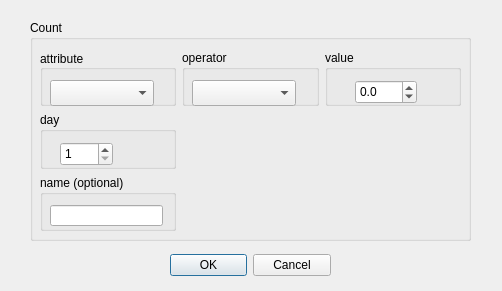
Above: psychsim/domains/groundtruth/explore_simulation/GUI/CountDialog.ui from pynadath/psychsim before the change. Below: the same form after it.
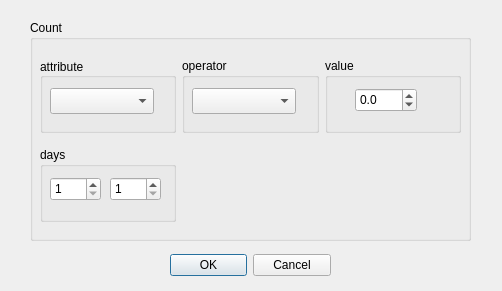
That is the form after the change.

Commit message: fixed count dialog

The edit to the form file:
```diff
--- a/psychsim/domains/groundtruth/explore_simulation/GUI/CountDialog.ui
+++ b/psychsim/domains/groundtruth/explore_simulation/GUI/CountDialog.ui
@@ -65,11 +65,37 @@
       <height>181</height>
      </rect>
     </property>
-    <layout class="QGridLayout" name="gridLayout" rowstretch="0,0,0,0">
+    <layout class="QGridLayout" name="gridLayout" rowstretch="0,0,0">
      <property name="sizeConstraint">
       <enum>QLayout::SetMinimumSize</enum>
      </property>
-     <item row="1" column="0">
+     <item row="0" column="2">
+      <widget class="QGroupBox" name="groupBox_2">
+       <property name="maximumSize">
+        <size>
+         <width>16777215</width>
+         <height>75</height>
+        </size>
+       </property>
+       <property name="title">
+        <string>operator</string>
+       </property>
+       <property name="alignment">
+        <set>Qt::AlignLeading|Qt::AlignLeft|Qt::AlignTop</set>
+       </property>
+       <widget class="QComboBox" name="operatorBox">
+        <property name="geometry">
+         <rect>
+          <x>10</x>
+          <y>30</y>
+          <width>104</width>
+          <height>26</height>
+         </rect>
+        </property>
+       </widget>
+      </widget>
+     </item>
+     <item row="0" column="0">
       <widget class="QGroupBox" name="groupBox_3">
        <property name="maximumSize">
         <size>
@@ -98,7 +124,7 @@
        </widget>
       </widget>
      </item>
-     <item row="1" column="2">
+     <item row="0" column="3">
       <widget class="QGroupBox" name="groupBox_6">
        <property name="maximumSize">
         <size>
@@ -133,33 +159,7 @@
        </widget>
       </widget>
      </item>
-     <item row="1" column="1">
-      <widget class="QGroupBox" name="groupBox_2">
-       <property name="maximumSize">
-        <size>
-         <width>16777215</width>
-         <height>75</height>
-        </size>
-       </property>
-       <property name="title">
-        <string>operator</string>
-       </property>
-       <property name="alignment">
-        <set>Qt::AlignLeading|Qt::AlignLeft|Qt::AlignTop</set>
-       </property>
-       <widget class="QComboBox" name="operatorBox">
-        <property name="geometry">
-         <rect>
-          <x>10</x>
-          <y>30</y>
-          <width>104</width>
-          <height>26</height>
-         </rect>
-        </property>
-       </widget>
-      </widget>
-     </item>
-     <item row="2" column="0">
+     <item row="1" column="0">
       <widget class="QGroupBox" name="groupBox_7">
        <property name="maximumSize">
         <size>
@@ -168,48 +168,35 @@
         </size>
        </property>
        <property name="title">
-        <string>day</string>
+        <string>days</string>
        </property>
        <property name="alignment">
         <set>Qt::AlignLeading|Qt::AlignLeft|Qt::AlignTop</set>
        </property>
-       <widget class="QSpinBox" name="dayspinBox">
-        <property name="geometry">
-         <rect>
-          <x>20</x>
-          <y>30</y>
-          <width>53</width>
-          <height>24</height>
-         </rect>
-        </property>
-        <property name="minimum">
-         <number>1</number>
-        </property>
-       </widget>
-      </widget>
-     </item>
-     <item row="3" column="0">
-      <widget class="QGroupBox" name="groupBox_4">
-       <property name="maximumSize">
-        <size>
-         <width>16777215</width>
-         <height>75</height>
-        </size>
-       </property>
-       <property name="title">
-        <string>name (optional)</string>
-       </property>
-       <widget class="QLineEdit" name="nameLine">
+       <widget class="QSpinBox" name="dayspinBox_1">
         <property name="geometry">
          <rect>
           <x>10</x>
           <y>30</y>
-          <width>113</width>
-          <height>21</height>
+          <width>51</width>
+          <height>24</height>
          </rect>
         </property>
-        <property name="alignment">
-         <set>Qt::AlignLeading|Qt::AlignLeft|Qt::AlignVCenter</set>
+        <property name="minimum">
+         <number>1</number>
+        </property>
+       </widget>
+       <widget class="QSpinBox" name="dayspinBox_2">
+        <property name="geometry">
+         <rect>
+          <x>70</x>
+          <y>30</y>
+          <width>51</width>
+          <height>24</height>
+         </rect>
+        </property>
+        <property name="minimum">
+         <number>1</number>
         </property>
        </widget>
       </widget>
```
Left out of the diff: 2 changed lines with no effect on the pictures.
